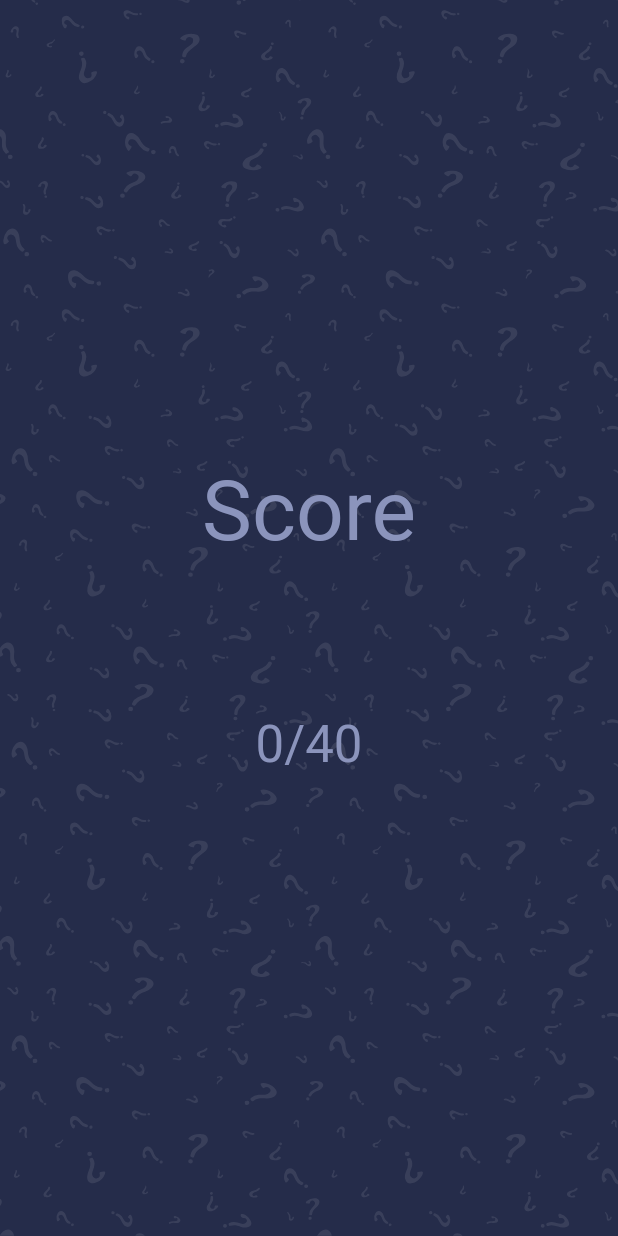
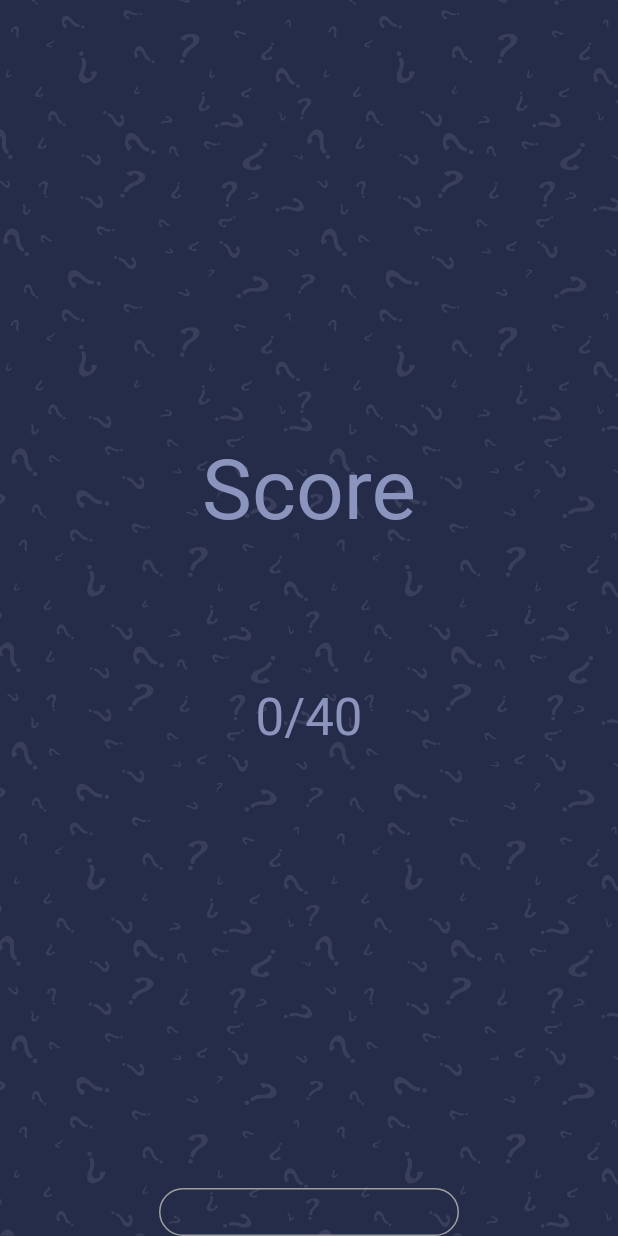
Before and after one commit to akshatstark/Quizzer, a Flutter app: the ScoreScreen screen opened directly, on a phone screen of 412 x 824 dp. Run offline on Flutter 3.47's test engine with Material 2 defaults, Android fonts, the phone set to English and light mode, and no system bars; our stand-ins replace get, websafe_svg.

Commit message:
Modified Score Screen

```diff
--- a/lib/Controllers/question_controllers.dart
+++ b/lib/Controllers/question_controllers.dart
@@ -86,7 +86,7 @@ class QuestionController extends GetxController with SingleGetTickerProviderMixi
     animationController.stop();
     update();
 
-    Future.delayed(Duration(seconds: 3), () {
+    Future.delayed(Duration(seconds: 1), () {
       nextQuestion();
     });
   }
--- a/lib/main.dart
+++ b/lib/main.dart
@@ -16,7 +16,7 @@ class MyApp extends StatelessWidget {
       title: 'Quiz App',
       debugShowCheckedModeBanner: false,
       theme: ThemeData.dark(),
-      home: WelcomeScreen(),
+      home: ScoreScreen(),
     );
   }
 }
--- a/lib/models/Questions.dart
+++ b/lib/models/Questions.dart
@@ -10,8 +10,8 @@ const List sample_data = [
   {
     "id": 1,
     "question":
-        "Flutter is an open-source UI software development kit created by ______",
-    "options": ['Apple', 'Google', 'Facebook', 'Microsoft'],
+        " Why is AWS more economical than traditional data centers for applications with varying compute workloads",
+    "options": ['EC2 build on monthly basis', 'Users retain full administrative access', 'EC2 instances can be launched on demand', 'Users can handle peak workloads'],
     "answer_index": 1,
   },
   {
--- a/lib/screens/score/score_screen.dart
+++ b/lib/screens/score/score_screen.dart
@@ -3,6 +3,7 @@ import 'package:get/get.dart';
 import 'package:get/get_core/src/get_main.dart';
 import 'package:quiz_app/Controllers/question_controllers.dart';
 import 'package:quiz_app/constants.dart';
+import 'package:quiz_app/screens/welcome/welcome_screen.dart';
 import 'package:websafe_svg/websafe_svg.dart';
 
 class ScoreScreen extends StatelessWidget {
@@ -30,6 +31,22 @@ class ScoreScreen extends StatelessWidget {
                   headline4.
                   copyWith(color: kSecondaryColor),),
               Spacer(flex:3),
+              InkWell(
+                onTap: ()=> Get.to(WelcomeScreen()),
+                child: Container(
+                  width: 200,
+                  padding: EdgeInsets.all(15),
+                  alignment: Alignment.center,
+                  decoration: BoxDecoration( borderRadius: BorderRadius.circular(80),
+                    border: Border.all( color: Colors.grey),
+                      //color: kSecondaryColor
+                    ),
+                  child: Row(
+
+                  ),
+                  ),
+                )
+
           ]
           )
         ],
```
Also changed, not shown: lib/screens/welcome/welcome_screen.dart (+5 -3 lines), 26 other files.
